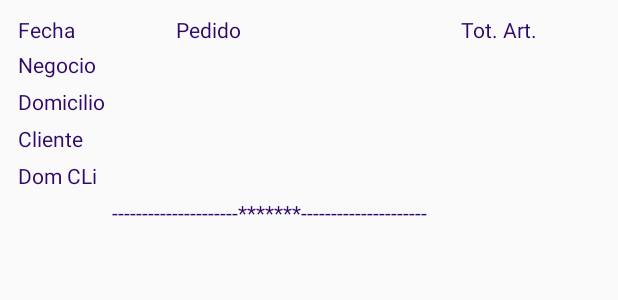
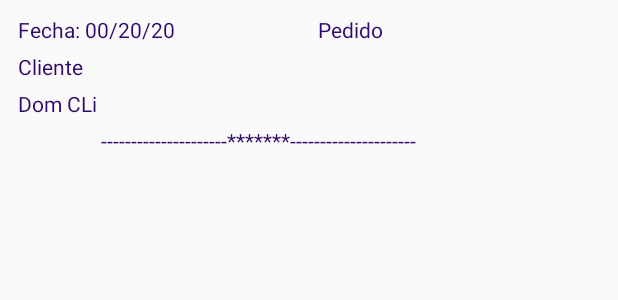
Before and after one commit to AndrosHG/navegacionApp, an Android app: the layout terminadosenc_listv.xml on its own in the app's theme, with its tools: preview values and no code run, on a phone screen of 412 x 824 dp. Shown: the top 300 px of the screen. Run offline under Robolectric (Android 15) with nearby library versions, the phone set to English and light mode, and no system bars.

Commit message:
terminados--> mejorado

```diff
--- a/app/src/main/java/com/sienrgitec/navegacionapp/ui/terminados/TerminadosViewModel.java
+++ b/app/src/main/java/com/sienrgitec/navegacionapp/ui/terminados/TerminadosViewModel.java
@@ -10,7 +10,7 @@ public class TerminadosViewModel extends ViewModel {
 
     public TerminadosViewModel() {
         mText = new MutableLiveData<>();
-        mText.setValue("Historia del perdidos terminados");
+        mText.setValue("Historial de pedidos terminados");
     }
 
     public LiveData<String> getText() {
--- a/app/src/main/res/layout/terminadosenc_listv.xml
+++ b/app/src/main/res/layout/terminadosenc_listv.xml
@@ -9,12 +9,12 @@
 
     <TextView
         android:id="@+id/tvFechaF"
-        android:layout_width="80dp"
+        android:layout_width="120dp"
         android:layout_height="wrap_content"
         android:layout_marginStart="12dp"
         android:layout_marginLeft="12dp"
         android:layout_marginTop="10dp"
-        android:text="Fecha"
+        android:text="Fecha: 00/20/20"
         android:textColor="@color/ordenEnc"
         android:textSize="14sp"
         app:layout_constraintHorizontal_bias="0.5"
@@ -23,10 +23,10 @@
 
     <TextView
         android:id="@+id/tviPedidof"
-        android:layout_width="70dp"
+        android:layout_width="100dp"
         android:layout_height="wrap_content"
-        android:layout_marginStart="25dp"
-        android:layout_marginLeft="25dp"
+        android:layout_marginStart="80dp"
+        android:layout_marginLeft="80dp"
         android:layout_marginTop="10dp"
         android:text="Pedido"
         android:textColor="@color/ordenEnc"
@@ -34,26 +34,13 @@
         app:layout_constraintStart_toEndOf="@+id/tvFechaF"
         app:layout_constraintTop_toTopOf="parent" />
 
-    <TextView
-        android:id="@+id/tvdeTotArtF"
-        android:layout_width="0dp"
-        android:layout_height="wrap_content"
-        android:layout_marginStart="50dp"
-        android:layout_marginLeft="50dp"
-        android:layout_marginTop="10dp"
-        android:text="Tot. Art."
-        android:textColor="@color/ordenEnc"
-        android:textSize="14sp"
-        app:layout_constraintEnd_toStartOf="@+id/guideline5"
-        app:layout_constraintStart_toEndOf="@+id/tviPedido"
-        app:layout_constraintTop_toTopOf="parent" />
 
     <androidx.constraintlayout.widget.Guideline
         android:id="@+id/guideline5"
         android:layout_width="wrap_content"
         android:layout_height="wrap_content"
         android:orientation="vertical"
-        app:layout_constraintGuide_percent="0.87" />
+        app:layout_constraintGuide_begin="345dp" />
 
     <ImageView
         android:id="@+id/imageView9"
@@ -61,44 +48,17 @@
         android:layout_height="45dp"
         android:layout_marginStart="10dp"
         android:layout_marginLeft="10dp"
-        android:layout_marginTop="50dp"
+        android:layout_marginTop="25dp"
         android:layout_marginEnd="10dp"
         android:layout_marginRight="10dp"
+        android:visibility="invisible"
         app:layout_constraintEnd_toEndOf="parent"
         app:layout_constraintHorizontal_bias="0.5"
         app:layout_constraintStart_toEndOf="@+id/imageView8"
         app:layout_constraintTop_toTopOf="parent"
         app:srcCompat="@drawable/ic_buscar"
-        tools:ignore="VectorDrawableCompat"
-        android:visibility="invisible"/>
+        tools:ignore="VectorDrawableCompat" />
 
-    <TextView
-        android:id="@+id/tvNegocioF"
-        android:layout_width="0dp"
-        android:layout_height="wrap_content"
-        android:layout_marginStart="12dp"
-        android:layout_marginLeft="12dp"
-        android:layout_marginTop="4dp"
-        android:text="Negocio"
-        android:textColor="@color/ordenEnc"
-        android:textSize="14sp"
-        app:layout_constraintEnd_toStartOf="@+id/guideline5"
-        app:layout_constraintStart_toStartOf="parent"
-        app:layout_constraintTop_toBottomOf="@+id/tviPedidof" />
-
-    <TextView
-        android:id="@+id/tvDomF"
-        android:layout_width="0dp"
-        android:layout_height="wrap_content"
-        android:layout_marginStart="12dp"
-        android:layout_marginLeft="12dp"
-        android:layout_marginTop="5dp"
-        android:text="Domicilio"
-        android:textColor="@color/ordenEnc"
-        android:textSize="14sp"
-        app:layout_constraintEnd_toStartOf="@+id/guideline5"
-        app:layout_constraintStart_toStartOf="parent"
-        app:layout_constraintTop_toBottomOf="@+id/tvNegocioF" />
 
     <TextView
         android:id="@+id/tvCliF"
@@ -112,7 +72,7 @@
         android:textSize="14sp"
         app:layout_constraintEnd_toStartOf="@+id/guideline5"
         app:layout_constraintStart_toStartOf="parent"
-        app:layout_constraintTop_toBottomOf="@+id/tvDomF"/>
+        app:layout_constraintTop_toBottomOf="@+id/tvFechaF" />
 
     <TextView
         android:id="@+id/tvDomCliF"
@@ -126,7 +86,7 @@
         android:textSize="14sp"
         app:layout_constraintEnd_toStartOf="@+id/guideline5"
         app:layout_constraintStart_toStartOf="parent"
-        app:layout_constraintTop_toBottomOf="@+id/tvCliF"/>
+        app:layout_constraintTop_toBottomOf="@+id/tvCliF" />
 
 
     <TextView
```
Also changed, not shown: app/src/main/java/com/sienrgitec/navegacionapp/adaptadores/HistorialPedAdapter.java (+10 -24 lines), app/src/main/java/com/sienrgitec/navegacionapp/modelos/opHistorialPed.java (deleted, +0 -106 lines), app/src/main/java/com/sienrgitec/navegacionapp/ui/terminados/TerminadosFragment.java (+19 -8 lines).
